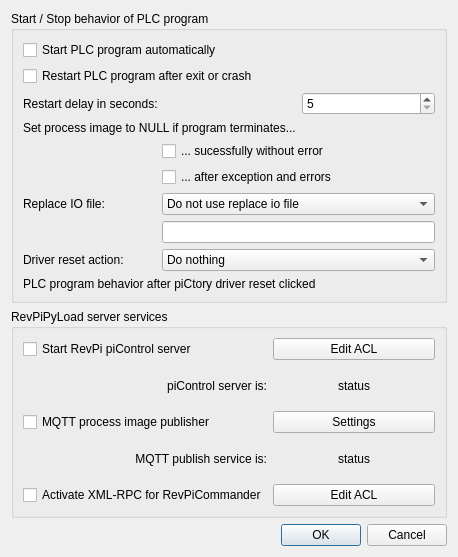
Qt form ui_dev/revpioption.ui (naruxde/revpicommander) before a commit.
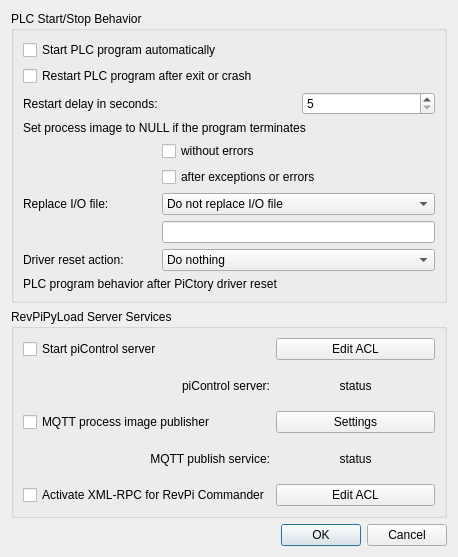
The same form after that commit.

```diff
--- a/ui_dev/revpioption.ui
+++ b/ui_dev/revpioption.ui
@@ -17,20 +17,20 @@
    <item>
     <widget class="QGroupBox" name="gb_plc">
      <property name="title">
-      <string>Start / Stop behavior of PLC program</string>
+      <string>PLC Start/Stop Behavior</string>
      </property>
      <layout class="QGridLayout" name="gridLayout">
       <item row="6" column="0">
        <widget class="QLabel" name="lbl_replace_io">
         <property name="text">
-         <string>Replace IO file:</string>
+         <string>Replace I/O file:</string>
         </property>
        </widget>
       </item>
       <item row="5" column="1" colspan="2">
        <widget class="QCheckBox" name="cbx_zeroonerror">
         <property name="text">
-         <string>... after exception and errors</string>
+         <string>after exceptions or errors</string>
         </property>
        </widget>
       </item>
@@ -70,7 +70,7 @@
       <item row="3" column="0" colspan="3">
        <widget class="QLabel" name="lbl_plc_zero">
         <property name="text">
-         <string>Set process image to NULL if program terminates...</string>
+         <string>Set process image to NULL if the program terminates</string>
         </property>
        </widget>
       </item>
@@ -78,7 +78,7 @@
        <widget class="QComboBox" name="cbb_replace_io">
         <item>
          <property name="text">
-          <string>Do not use replace io file</string>
+          <string>Do not replace I/O file</string>
          </property>
         </item>
         <item>
@@ -101,7 +101,7 @@
       <item row="4" column="1" colspan="2">
        <widget class="QCheckBox" name="cbx_zeroonexit">
         <property name="text">
-         <string>... sucessfully without error</string>
+         <string>without errors</string>
         </property>
        </widget>
       </item>
@@ -135,7 +135,7 @@
       <item row="9" column="0" colspan="3">
        <widget class="QLabel" name="lbl_lbl_reset_driver_action">
         <property name="text">
-         <string>PLC program behavior after piCtory driver reset clicked</string>
+         <string>PLC program behavior after PiCtory driver reset</string>
         </property>
        </widget>
       </item>
@@ -145,7 +145,7 @@
    <item>
     <widget class="QGroupBox" name="gb_server">
      <property name="title">
-      <string>RevPiPyLoad server services</string>
+      <string>RevPiPyLoad Server Services</string>
      </property>
      <layout class="QGridLayout" name="gridLayout_2">
       <item row="0" column="1">
@@ -165,7 +165,7 @@
       <item row="0" column="0">
        <widget class="QCheckBox" name="cbx_plcserver">
         <property name="text">
-         <string>Start RevPi piControl server</string>
+         <string>Start piControl server</string>
         </property>
        </widget>
       </item>
@@ -182,7 +182,7 @@
       <item row="1" column="0">
        <widget class="QLabel" name="lbl_lbl_server_status">
         <property name="text">
-         <string>piControl server is:</string>
+         <string>piControl server:</string>
         </property>
         <property name="alignment">
          <set>Qt::AlignRight|Qt::AlignTrailing|Qt::AlignVCenter</set>
@@ -202,7 +202,7 @@
       <item row="3" column="0">
        <widget class="QLabel" name="lbl_lbl_mqtt_status">
         <property name="text">
-         <string>MQTT publish service is:</string>
+         <string>MQTT publish service:</string>
         </property>
         <property name="alignment">
          <set>Qt::AlignRight|Qt::AlignTrailing|Qt::AlignVCenter</set>
@@ -226,7 +226,7 @@
       <item row="4" column="0">
        <widget class="QCheckBox" name="cbx_xmlrpc">
         <property name="text">
-         <string>Activate XML-RPC for RevPiCommander</string>
+         <string>Activate XML-RPC for RevPi Commander</string>
         </property>
        </widget>
       </item>
```
Left out of the diff: 4 changed lines with no effect on the pictures.
